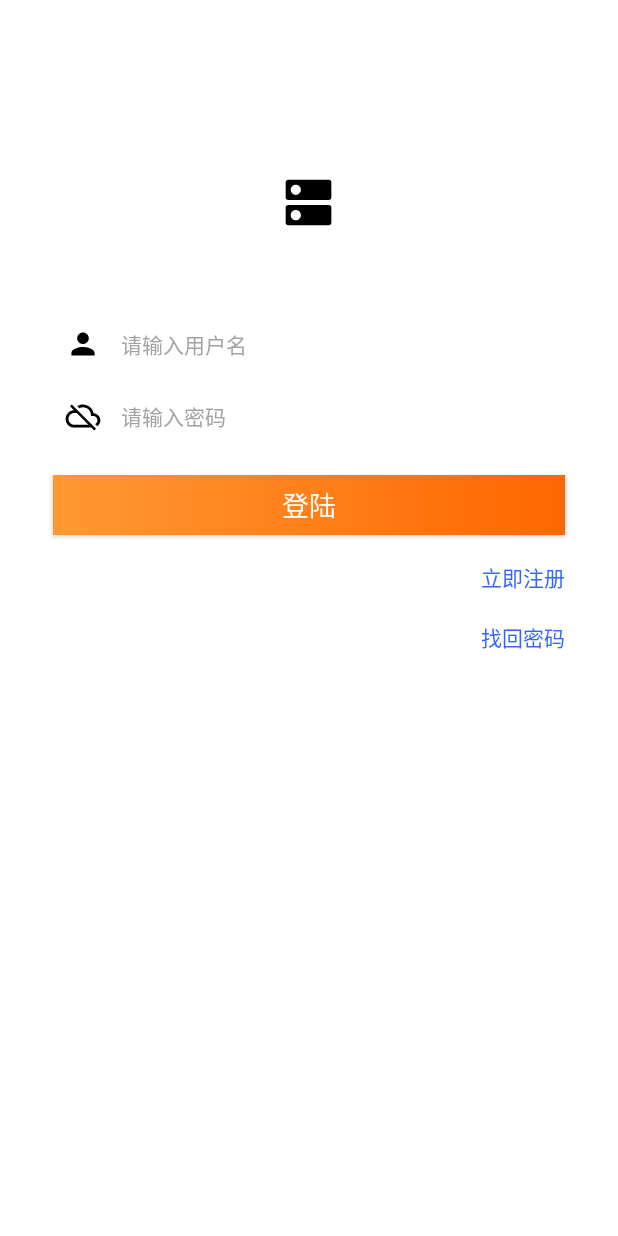
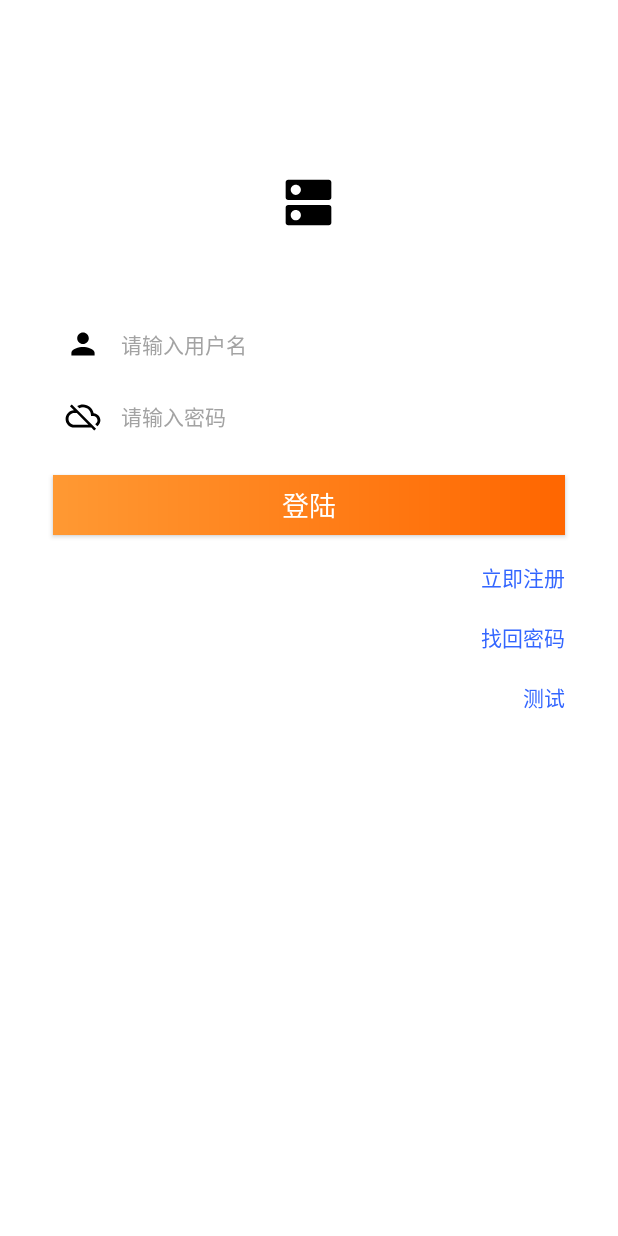
Before and after one commit to ACCEPT786/music_player, an Android app: the MainActivity screen opened directly, with no data from a screen before it, after a tap on "返回登陆", on a phone screen of 412 x 824 dp. Run offline under Robolectric (Android 15) with nearby library versions, the phone set to English and light mode, and no system bars; libraries missing offline, so code that uses them is left out: com.tbruyelle.rxpermissions2; 2 statements that could not run were skipped; 1 other tap on this screen came first.

Commit message:
last commit

```diff
--- a/app/src/main/java/com/example/music_player/MainActivity.java
+++ b/app/src/main/java/com/example/music_player/MainActivity.java
@@ -19,6 +19,7 @@ import com.example.music_player.Content_Utils.Content_Model;
 import com.example.music_player.Music.Music;
 import com.example.music_player.Music.MusicAdapter;
 import com.example.music_player.Music.MusicUtil;
+
 import java.io.IOException;
 import java.util.ArrayList;
 import java.util.List;
@@ -118,11 +119,9 @@ public class MainActivity extends AppCompatActivity {
                         //跳转至登陆界面
                         activity_change();
                         break;
-
                     default:
                         break;
                 }
-                //点击任一项item项，都关闭左侧菜单
                 drawerLayout.closeDrawer(Gravity.RIGHT);
             }
         });
@@ -149,7 +148,7 @@ public class MainActivity extends AppCompatActivity {
 
     private void initData() {
         mList.add(new Content_Model(R.drawable.user_icon, "返回登陆", 1));
-        mList.add(new Content_Model(R.drawable.user_icon, "订阅", 2));
+        mList.add(new Content_Model(R.drawable.user_icon, "按歌手分类", 2));
         mList.add(new Content_Model(R.drawable.user_icon, "图片", 3));
         mList.add(new Content_Model(R.drawable.user_icon, "视频", 4));
         mList.add(new Content_Model(R.drawable.user_icon, "跟帖", 5));
--- a/app/src/main/java/com/example/music_player/find_psw_back.java
+++ b/app/src/main/java/com/example/music_player/find_psw_back.java
@@ -28,10 +28,6 @@ public class find_psw_back extends AppCompatActivity {
         tv_main_title = findViewById(R.id.tv_main_title);
         tv_main_title.setText("找回密码");
         tv_main_title.setTextColor(this.getResources().getColor(R.color.colorBlack));
-        if(Build.VERSION.SDK_INT >= Build.VERSION_CODES.KITKAT){
-            getWindow().addFlags(WindowManager.LayoutParams.FLAG_TRANSLUCENT_STATUS);
-            getWindow().addFlags(WindowManager.LayoutParams.FLAG_TRANSLUCENT_NAVIGATION);
-        }
 
         tv_back = findViewById(R.id.tv_back);
         tv_back.setOnClickListener(view ->
--- a/app/src/main/res/layout/activity_login.xml
+++ b/app/src/main/res/layout/activity_login.xml
@@ -96,6 +96,17 @@
             android:textSize="14sp"
             style="?android:attr/borderlessButtonStyle"/>
 
+        <Button
+            android:id="@+id/tv_test"
+            android:layout_width="match_parent"
+            android:layout_height="40dp"
+            android:gravity="center_vertical|end"
+            android:text="@string/test"
+            android:background="@color/colorWhite"
+            android:textColor="@color/colorBlue"
+            android:textSize="14sp"
+            style="?android:attr/borderlessButtonStyle"/>
+
     </LinearLayout>
 
 </LinearLayout>
```
